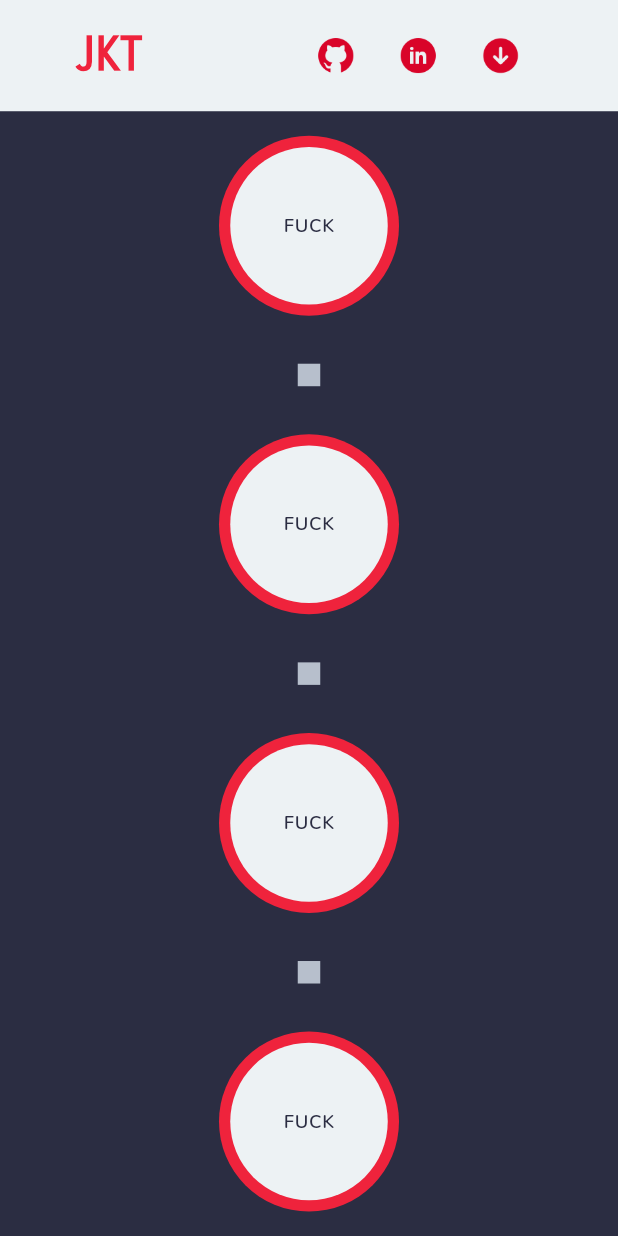
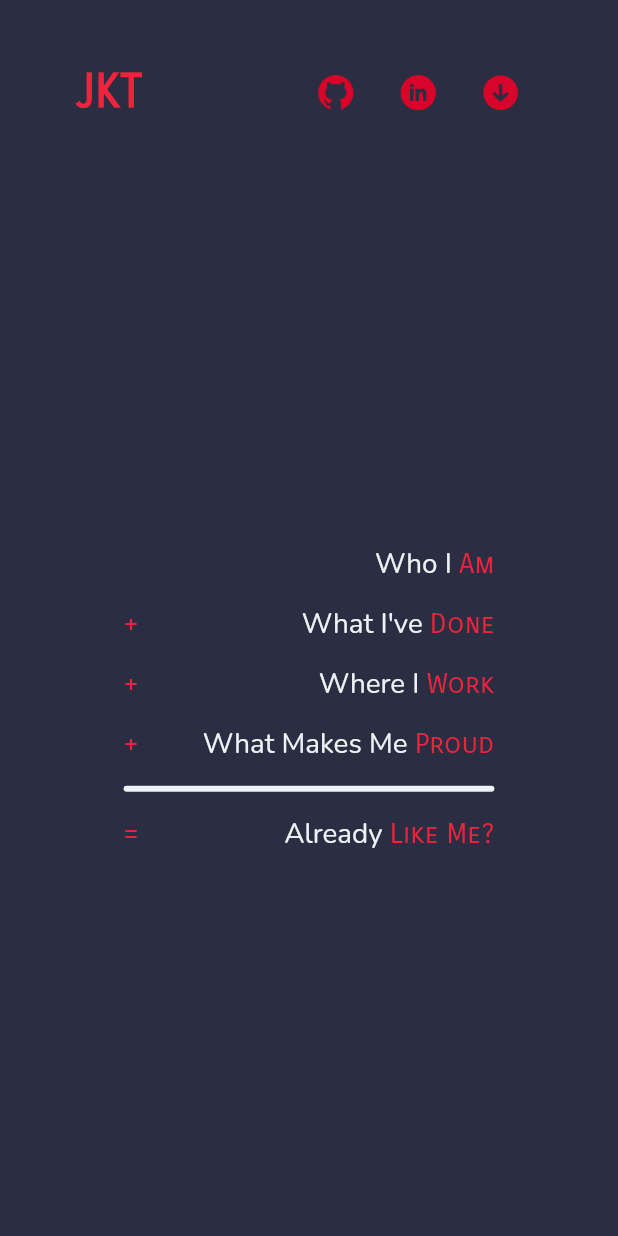
Before and after one commit to jk-tripathy/jk-tripathy.github.io, a Flutter app: the screen it shows after launch, after a tap on "Welcome in", on a phone screen of 412 x 824 dp. Run offline on Flutter 3.47's test engine with Material 2 defaults, Android fonts, the phone set to English and light mode, and no system bars; our stand-ins replace page_transition; missing offline and left inert: dart:html.

Commit message:
page anim change + cleaner sections

```diff
--- a/lib/screens/landing_page.dart
+++ b/lib/screens/landing_page.dart
@@ -1,4 +1,5 @@
 import 'package:flutter/material.dart';
+import 'package:page_transition/page_transition.dart';
 import 'package:portfolio/data/dimensions.dart';
 import 'package:portfolio/screens/sections.dart';
 import 'package:portfolio/widgets/landing_screen_text.dart';
@@ -24,7 +25,10 @@ class LandingPage extends StatelessWidget {
                   Positioned(
                     top: MediaQuery.of(context).size.height * 0.6,
                     left: MediaQuery.of(context).size.width * 0.5,
-                    child: navButton(context),
+                    child: navButton(
+                      context,
+                      PageTransitionType.topToBottom,
+                    ),
                   ),
                 ],
               );
@@ -38,8 +42,11 @@ class LandingPage extends StatelessWidget {
                   ),
                   Positioned(
                     top: MediaQuery.of(context).size.height * 0.7,
-                    left: MediaQuery.of(context).size.width * 0.6,
-                    child: navButton(context),
+                    left: MediaQuery.of(context).size.width * 0.55,
+                    child: navButton(
+                      context,
+                      PageTransitionType.rightToLeft,
+                    ),
                   ),
                 ],
               );
@@ -50,26 +57,22 @@ class LandingPage extends StatelessWidget {
     );
   }
 
-  Widget navButton(context) {
+  Widget navButton(
+    context,
+    transitionType,
+  ) {
     return Hero(
       tag: 'sectionsHero',
       child: ElevatedButton(
         onPressed: () {
           Navigator.push(
             context,
-            PageRouteBuilder(
-              transitionDuration: const Duration(milliseconds: 600),
-              reverseTransitionDuration: const Duration(milliseconds: 600),
-              pageBuilder: (_, __, ___) => const Sections(),
-              transitionsBuilder:
-                  (context, animation, secondaryAnimation, child) {
-                final tween = Tween(begin: 0.0, end: 1.0);
-                final fadeAnimation = animation.drive(tween);
-                return FadeTransition(
-                  opacity: fadeAnimation,
-                  child: child,
-                );
-              },
+            PageTransition(
+              type: transitionType,
+              duration: const Duration(milliseconds: 600),
+              reverseDuration: const Duration(milliseconds: 600),
+              child: const Sections(),
+              childCurrent: this,
             ),
           );
         },
@@ -82,7 +85,10 @@ class LandingPage extends StatelessWidget {
             return Theme.of(context).primaryColorDark;
           }),
         ),
-        child: const Text('Welcome in'),
+        child: const Padding(
+          padding: EdgeInsets.all(6.0),
+          child: Text('Welcome in'),
+        ),
       ),
     );
   }
--- a/lib/screens/sections.dart
+++ b/lib/screens/sections.dart
@@ -1,6 +1,7 @@
 import 'package:flutter/material.dart';
+import 'package:page_transition/page_transition.dart';
 import 'package:portfolio/data/dimensions.dart';
-import 'package:portfolio/widgets/circle_outline_container.dart';
+
 import 'package:portfolio/widgets/top_bar.dart';
 
 class Sections extends StatelessWidget {
@@ -23,55 +24,82 @@ class Sections extends StatelessWidget {
               const TopBar(),
               SizedBox(
                 width: MediaQuery.of(context).size.width,
-                height: MediaQuery.of(context).size.height * 0.91,
+                height: MediaQuery.of(context).size.height * 0.85,
                 child: Center(
                   child: LayoutBuilder(builder: (context, constraints) {
+                    final PageTransitionType transitionType;
+                    final double sectionWidth;
+                    if (constraints.maxWidth < mobileWidth) {
+                      transitionType = PageTransitionType.topToBottom;
+                      sectionWidth = MediaQuery.of(context).size.width * 0.6;
+                    } else {
+                      transitionType = PageTransitionType.rightToLeft;
+                      sectionWidth = MediaQuery.of(context).size.width * 0.3;
+                    }
                     List<Widget> widgetList = [
-                      const CircleOutlineContainer(
-                        tag: 'fuckHero1',
-                        text: 'FUCK',
+                      SectionsNav(
+                        tag: 'about',
+                        symbol: "",
+                        text: 'Who I ',
+                        emphText: 'Am',
+                        transitionType: transitionType,
+                        size: sectionWidth,
                       ),
-                      Container(
-                        height: 15,
-                        width: 15,
-                        color: Theme.of(context).shadowColor,
+                      SectionsNav(
+                        tag: 'projects',
+                        symbol: "+",
+                        text: "What I've ",
+                        emphText: 'Done',
+                        transitionType: transitionType,
+                        size: sectionWidth,
                       ),
-                      const CircleOutlineContainer(
-                        tag: 'fuckHero2',
-                        text: 'FUCK',
+                      SectionsNav(
+                        tag: 'work',
+                        symbol: "+",
+                        text: 'Where I ',
+                        emphText: 'Work',
+                        transitionType: transitionType,
+                        size: sectionWidth,
                       ),
-                      Container(
-                        height: 15,
-                        width: 15,
-                        color: Theme.of(context).shadowColor,
+                      SectionsNav(
+                        tag: 'papers',
+                        symbol: "+",
+                        text: 'What Makes Me ',
+                        emphText: 'Proud',
+                        transitionType: transitionType,
+                        size: sectionWidth,
                       ),
-                      const CircleOutlineContainer(
-                        tag: 'fuckHero3',
-                        text: 'FUCK',
+                      Hero(
+                        tag: 'sectionsHero',
+                        child: Padding(
+                          padding: const EdgeInsets.only(bottom: 16.0),
+                          child: Container(
+                            width: sectionWidth,
+                            height: 4,
+                            decoration: BoxDecoration(
+                              color: Theme.of(context).primaryColorLight,
+                              borderRadius: BorderRadius.circular(
+                                2,
+                              ),
+                            ),
+                          ),
+                        ),
                       ),
-                      Container(
-                        height: 15,
-                        width: 15,
-                        color: Theme.of(context).shadowColor,
-                      ),
-                      const CircleOutlineContainer(
-                        tag: 'fuckHero4',
-                        text: 'FUCK',
+                      SectionsNav(
+                        tag: 'contact',
+                        symbol: "=",
+                        text: 'Already ',
+                        emphText: 'Like Me?',
+                        transitionType: transitionType,
+                        size: sectionWidth,
                       ),
                     ];
-                    if (constraints.maxWidth < mobileWidth) {
-                      return Column(
-                        mainAxisSize: MainAxisSize.max,
-                        mainAxisAlignment: MainAxisAlignment.spaceAround,
-                        children: widgetList,
-                      );
-                    } else {
-                      return Row(
-                        mainAxisSize: MainAxisSize.max,
-                        mainAxisAlignment: MainAxisAlignment.spaceAround,
-                        children: widgetList,
-                      );
-                    }
+                    return Column(
+                      mainAxisSize: MainAxisSize.min,
+                      mainAxisAlignment: MainAxisAlignment.spaceAround,
+                      crossAxisAlignment: CrossAxisAlignment.end,
+                      children: widgetList,
+                    );
                   }),
                 ),
               )
@@ -82,3 +110,61 @@ class Sections extends StatelessWidget {
     );
   }
 }
+
+class SectionsNav extends StatelessWidget {
+  final double size;
+  final String symbol;
+  final String text;
+  final String emphText;
+  final String tag;
+  final PageTransitionType transitionType;
+  const SectionsNav({
+    super.key,
+    required this.symbol,
+    required this.text,
+    required this.emphText,
+    required this.tag,
+    required this.transitionType,
+    required this.size,
+  });
+
+  @override
+  Widget build(BuildContext context) {
+    return Padding(
+      padding: const EdgeInsets.only(bottom: 16.0),
+      child: SizedBox(
+        width: size,
+        child: Row(
+          mainAxisSize: MainAxisSize.max,
+          mainAxisAlignment: MainAxisAlignment.spaceBetween,
+          children: [
+            Text(
+              symbol,
+              style: Theme.of(context).textTheme.headlineMedium!.copyWith(
+                    color: Theme.of(context).hintColor,
+                    fontFamily: 'Carrois',
+                  ),
+            ),
+            Row(
+              children: [
+                Text(
+                  text,
+                  style: Theme.of(context).textTheme.headlineMedium!.copyWith(
+                        color: Theme.of(context).primaryColorLight,
+                      ),
+                ),
+                Text(
+                  emphText,
+                  style: Theme.of(context).textTheme.headlineMedium!.copyWith(
+                        color: Theme.of(context).hintColor,
+                        fontFamily: 'Carrois',
+                      ),
+                ),
+              ],
+            )
+          ],
+        ),
+      ),
+    );
+  }
+}
--- a/lib/widgets/circle_outline_container.dart
+++ /dev/null
@@ -1,73 +0,0 @@
-import 'package:flutter/material.dart';
-import 'package:portfolio/screens/details_view.dart';
-
-class CircleOutlineContainer extends StatelessWidget {
-  final double size;
-  final String text;
-  final String tag;
-  const CircleOutlineContainer({
-    super.key,
-    required this.text,
-    required this.tag,
-    this.size = 120,
-  });
-
-  @override
-  Widget build(BuildContext context) {
-    return Hero(
-      tag: tag,
-      child: Stack(
-        alignment: AlignmentDirectional.center,
-        children: [
-          Container(
-            width: size,
-            height: size,
-            decoration: BoxDecoration(
-              shape: BoxShape.circle,
-              color: Theme.of(context).hintColor,
-            ),
-          ),
-          IconButton(
-            onPressed: () {
-              Navigator.push(
-                context,
-                PageRouteBuilder(
-                  transitionDuration: const Duration(milliseconds: 600),
-                  reverseTransitionDuration: const Duration(milliseconds: 600),
-                  pageBuilder: (_, __, ___) => DetailsView(
-                    tag: tag,
-                  ),
-                  transitionsBuilder:
-                      (context, animation, secondaryAnimation, child) {
-                    final tween = Tween(begin: 0.0, end: 1.0);
-                    final fadeAnimation = animation.drive(tween);
-                    return FadeTransition(
-                      opacity: fadeAnimation,
-                      child: child,
-                    );
-                  },
-                ),
-              );
-            },
-            icon: Container(
-              width: size - 15,
-              height: size - 15,
-              decoration: BoxDecoration(
-                shape: BoxShape.circle,
-                color: Theme.of(context).primaryColorLight,
-              ),
-              child: Center(
-                child: Text(
-                  text,
-                  style: Theme.of(context).textTheme.labelMedium!.copyWith(
-                        color: Theme.of(context).primaryColorDark,
-                      ),
-                ),
-              ),
-            ),
-          )
-        ],
-      ),
-    );
-  }
-}
--- a/lib/widgets/half_circle_container.dart
+++ /dev/null
@@ -1,52 +0,0 @@
-import 'package:flutter/material.dart';
-
-class HalfCircleContainer extends StatelessWidget {
-  const HalfCircleContainer({
-    super.key,
-    required this.tag,
-    required this.diameter,
-    required this.constraints,
-    required this.primaryColorLight,
-    required this.focusColor,
-  });
-
-  final String tag;
-  final double diameter;
-  final Color primaryColorLight;
-  final Color focusColor;
-  final BoxConstraints constraints;
-
-  @override
-  Widget build(BuildContext context) {
-    return Stack(
-      alignment: Alignment.centerLeft,
-      children: [
-        SizedBox(
-          width: diameter,
-          height: constraints.maxHeight,
-        ),
-        Positioned(
-          left: -diameter / 2,
-          child: Container(
-            width: diameter,
-            height: diameter,
-            decoration: BoxDecoration(
-              shape: BoxShape.circle,
-              color: primaryColorLight,
-            ),
-          ),
-        ),
-        Padding(
-          padding: const EdgeInsets.all(8.0),
-          child: Text(
-            "FUCK",
-            style: Theme.of(context).textTheme.headlineMedium!.copyWith(
-                  color: focusColor,
-                  fontWeight: FontWeight.bold,
-                ),
-          ),
-        ),
-      ],
-    );
-  }
-}
--- a/lib/widgets/top_bar.dart
+++ b/lib/widgets/top_bar.dart
@@ -9,12 +9,10 @@ class TopBar extends StatelessWidget {
 
   @override
   Widget build(BuildContext context) {
-    return Hero(
-      tag: 'sectionsHero',
-      child: Container(
-        color: Theme.of(context).primaryColorLight,
+    return Container(
+      color: Theme.of(context).primaryColorDark,
       width: MediaQuery.of(context).size.width,
-        height: MediaQuery.of(context).size.height * 0.09,
+      height: MediaQuery.of(context).size.height * 0.15,
       child: Row(
         mainAxisSize: MainAxisSize.max,
         mainAxisAlignment: MainAxisAlignment.spaceAround,
@@ -28,7 +26,6 @@ class TopBar extends StatelessWidget {
           ),
           iconGroup(context),
         ],
-        ),
       ),
     );
   }
--- a/pubspec.yaml
+++ b/pubspec.yaml
@@ -31,6 +31,7 @@ dependencies:
   flutter:
     sdk: flutter
   url_launcher: ^6.1.14
+  page_transition: ^2.0.9
 
 
   # The following adds the Cupertino Icons font to your application.
```
Also changed, not shown: pubspec.lock, 1 other file. Lines whose indentation alone changed are shown as unchanged.
